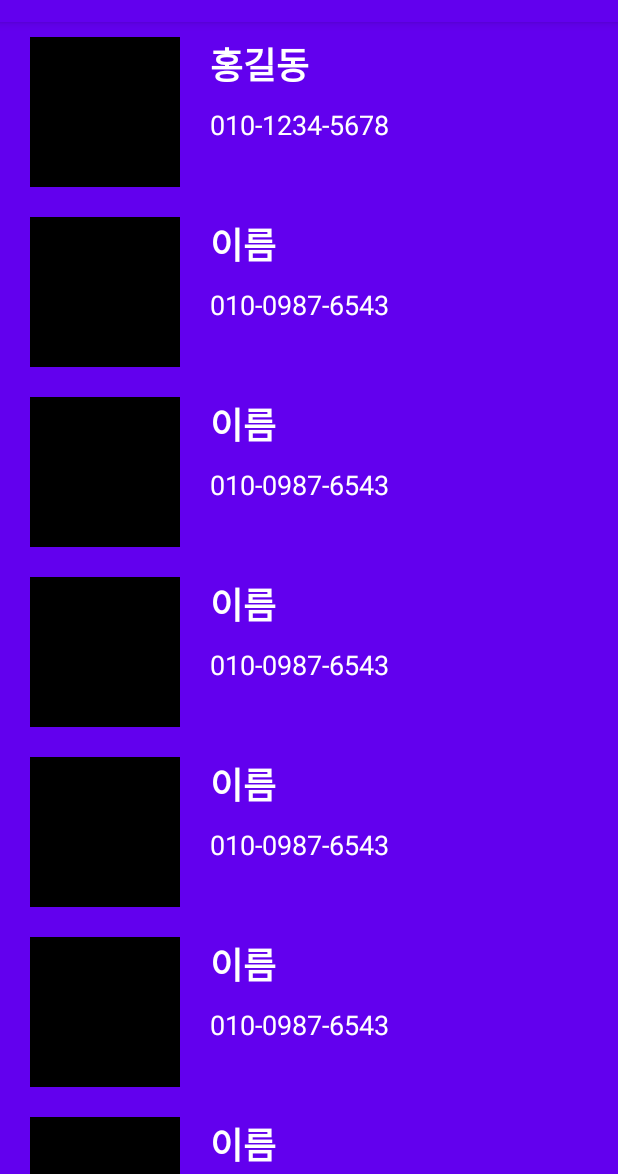
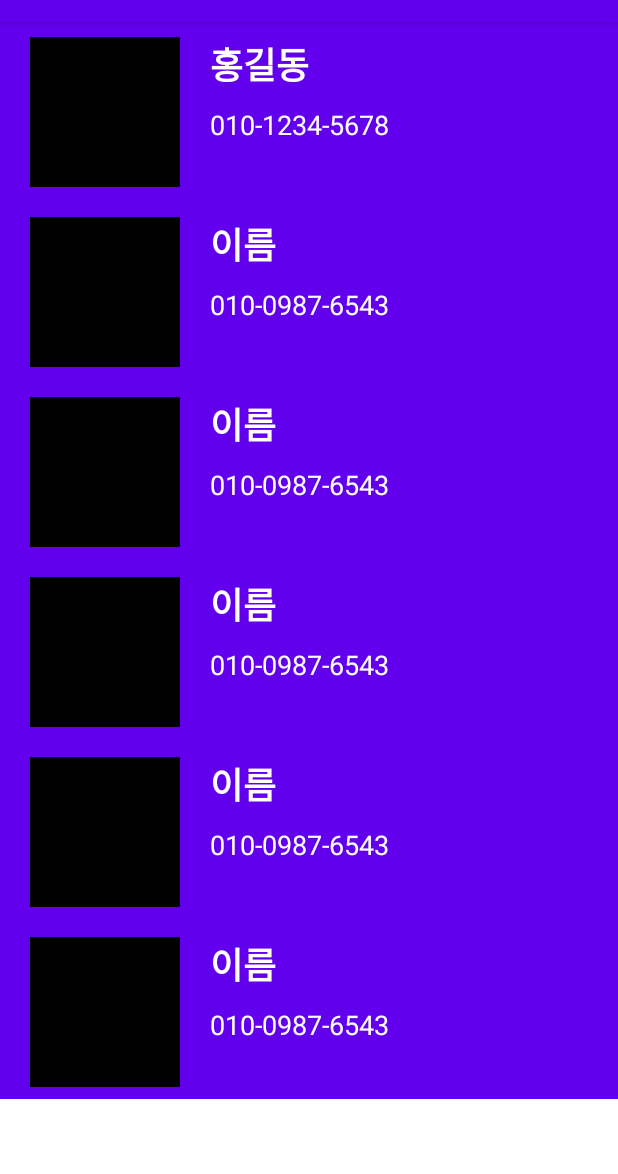
Before and after one commit to Jongjunp/2021-KAIST-winter-camp, an Android app: the fragment AFragment shown on its own in the app's theme, on a phone screen of 412 x 824 dp, the part 62-1236 px from its top. Run offline under Robolectric (Android 15) with nearby library versions, the phone set to English and light mode, and no system bars.

Commit message:
project1_minsuh - recyclerview list design in progress 2

```diff
--- a/app/src/main/java/com/example/commontask1_pjj/MainActivity.kt
+++ b/app/src/main/java/com/example/commontask1_pjj/MainActivity.kt
@@ -25,7 +25,7 @@ class MainActivity : AppCompatActivity() {
             //3. 어댑터와 뷰페이저 연결
             viewPager.adapter = pagerAdapter
             //4. 탭 메뉴의 개수만큼 제목을 목록으로 생성
-            val titles = listOf("A", "B", "C")
+            val titles = listOf("Phone", "B", "C")
             //5. 탭레이아웃과 뷰페이저 연결
             TabLayoutMediator(tabLayout, viewPager) { tab, position ->
                 tab.text = titles.get(position)
--- a/app/src/main/res/layout/fragment_a.xml
+++ b/app/src/main/res/layout/fragment_a.xml
@@ -11,7 +11,7 @@
         android:id="@+id/recyclerView"
         android:layout_width="match_parent"
         android:layout_height="wrap_content"
-        app:layout_constraintBottom_toBottomOf="@+id/tabLayout"
+        android:paddingBottom="50dp"
         app:layout_constraintEnd_toEndOf="parent"
         app:layout_constraintStart_toStartOf="parent"
         app:layout_constraintTop_toTopOf="parent" />
--- a/app/src/main/res/layout/rv_item.xml
+++ b/app/src/main/res/layout/rv_item.xml
@@ -6,10 +6,8 @@
     android:layout_height="wrap_content"
     android:paddingHorizontal="20dp"
     android:paddingVertical="10dp"
-    app:layout_constraintTop_toTopOf="parent"
-    app:layout_constraintStart_toStartOf="parent"
-    app:layout_constraintEnd_toEndOf="parent"
-    android:background="@color/purple_500">
+    android:background="@color/purple_500"
+    app:layout_constraintBottom_toTopOf="@+id/tabLayout">
 
     <ImageView
         android:id="@+id/img_rv_photo"
```
